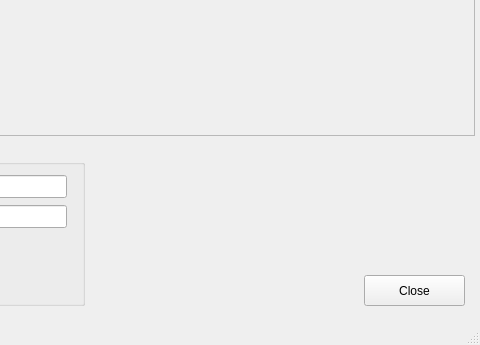
First picture: the form in gr-qtgui/src/python/qt_digital_window.ui, repository ZakyHermawan/gnuradio, before the edit; both pictures show x 756 to 1236 and y 394 to 739 of the 1236 by 739 pixel window.
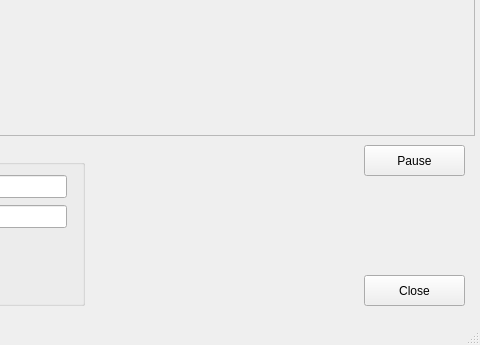
Second picture: the form after the edit.

Commit message: adding a pause/unpause button to the digital GUI application.

```diff
--- a/gr-qtgui/src/python/qt_digital_window.ui
+++ b/gr-qtgui/src/python/qt_digital_window.ui
@@ -231,6 +231,19 @@
      </property>
     </widget>
    </widget>
+   <widget class="QPushButton" name="pauseButton">
+    <property name="geometry">
+     <rect>
+      <x>1120</x>
+      <y>520</y>
+      <width>101</width>
+      <height>31</height>
+     </rect>
+    </property>
+    <property name="text">
+     <string>Pause</string>
+    </property>
+   </widget>
   </widget>
   <widget class="QMenuBar" name="menubar">
    <property name="geometry">
```
The commit also changes 1 other file.
